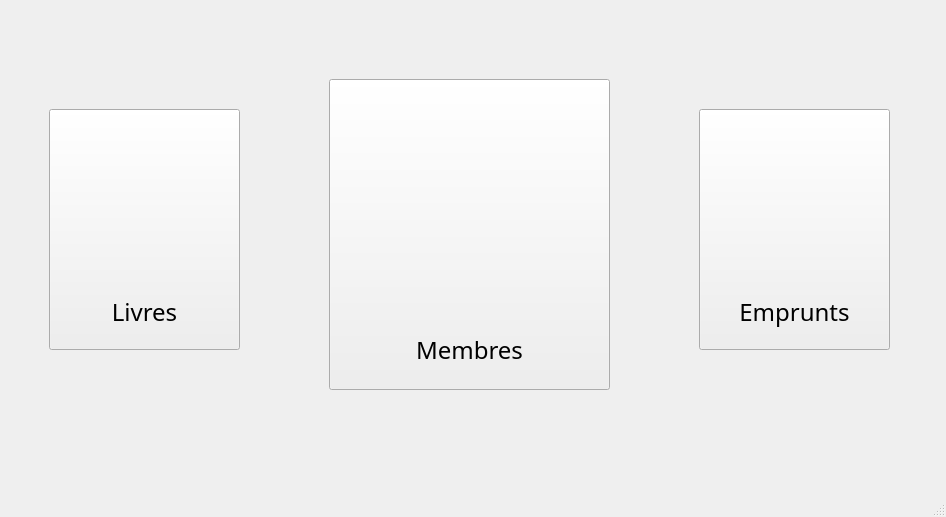
Old version of the form ui/mainwindow.ui in the repository Hajaniaina07/BiblioTECH.
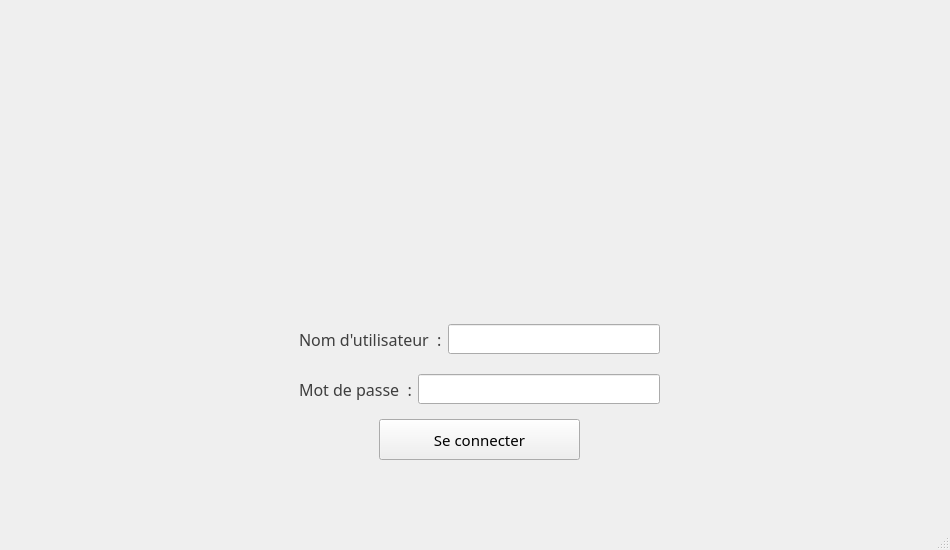
New version of the form. Icons and pictures are not drawn.

```diff
--- a/ui/mainwindow.ui
+++ b/ui/mainwindow.ui
@@ -6,10 +6,22 @@
    <rect>
     <x>0</x>
     <y>0</y>
-    <width>946</width>
-    <height>517</height>
+    <width>950</width>
+    <height>550</height>
    </rect>
   </property>
+  <property name="minimumSize">
+   <size>
+    <width>950</width>
+    <height>550</height>
+   </size>
+  </property>
+  <property name="maximumSize">
+   <size>
+    <width>950</width>
+    <height>550</height>
+   </size>
+  </property>
   <property name="font">
    <font>
     <family>Segoe Script</family>
@@ -30,6 +42,136 @@
    <layout class="QGridLayout" name="gridLayout">
     <item row="0" column="0">
      <widget class="QStackedWidget" name="principal">
+      <widget class="QWidget" name="login">
+       <widget class="QWidget" name="layoutWidget">
+        <property name="geometry">
+         <rect>
+          <x>290</x>
+          <y>310</y>
+          <width>361</width>
+          <height>41</height>
+         </rect>
+        </property>
+        <layout class="QHBoxLayout" name="horizontalLayout_2">
+         <item>
+          <widget class="QLabel" name="label_2">
+           <property name="font">
+            <font>
+             <family>Segoe Script</family>
+             <pointsize>12</pointsize>
+            </font>
+           </property>
+           <property name="styleSheet">
+            <string notr="true">color: rgb(62, 62, 62);</string>
+           </property>
+           <property name="text">
+            <string>Nom d'utilisateur  :</string>
+           </property>
+          </widget>
+         </item>
+         <item>
+          <widget class="QLineEdit" name="loginEdit">
+           <property name="styleSheet">
+            <string notr="true">font: 11pt &quot;Segoe UI&quot;;</string>
+           </property>
+          </widget>
+         </item>
+        </layout>
+       </widget>
+       <widget class="QWidget" name="layoutWidget_2">
+        <property name="geometry">
+         <rect>
+          <x>290</x>
+          <y>360</y>
+          <width>361</width>
+          <height>41</height>
+         </rect>
+        </property>
+        <layout class="QHBoxLayout" name="horizontalLayout_3">
+         <item>
+          <widget class="QLabel" name="label_3">
+           <property name="font">
+            <font>
+             <family>Segoe Script</family>
+             <pointsize>12</pointsize>
+            </font>
+           </property>
+           <property name="styleSheet">
+            <string notr="true">color: rgb(62, 62, 62);</string>
+           </property>
+           <property name="text">
+            <string>Mot de passe  :</string>
+           </property>
+          </widget>
+         </item>
+         <item>
+          <widget class="QLineEdit" name="mdpEdit"/>
+         </item>
+        </layout>
+       </widget>
+       <widget class="QPushButton" name="pushButton">
+        <property name="geometry">
+         <rect>
+          <x>370</x>
+          <y>410</y>
+          <width>201</width>
+          <height>41</height>
+         </rect>
+        </property>
+        <property name="styleSheet">
+         <string notr="true">font: 12pt &quot;Segoe UI&quot;;</string>
+        </property>
+        <property name="text">
+         <string>Se connecter</string>
+        </property>
+       </widget>
+       <widget class="QLabel" name="logo">
+        <property name="geometry">
+         <rect>
+          <x>210</x>
+          <y>80</y>
+          <width>521</width>
+          <height>201</height>
+         </rect>
+        </property>
+        <property name="styleSheet">
+         <string notr="true">image: url(:/res/img/logo1.png);</string>
+        </property>
+        <property name="text">
+         <string/>
+        </property>
+       </widget>
+       <widget class="QWidget" name="widget" native="true">
+        <property name="geometry">
+         <rect>
+          <x>0</x>
+          <y>-1</y>
+          <width>931</width>
+          <height>550</height>
+         </rect>
+        </property>
+        <property name="minimumSize">
+         <size>
+          <width>0</width>
+          <height>550</height>
+         </size>
+        </property>
+        <property name="maximumSize">
+         <size>
+          <width>16777215</width>
+          <height>550</height>
+         </size>
+        </property>
+        <property name="styleSheet">
+         <string notr="true">background-image: url(:/res/img/background.png);</string>
+        </property>
+       </widget>
+       <zorder>widget</zorder>
+       <zorder>layoutWidget</zorder>
+       <zorder>layoutWidget_2</zorder>
+       <zorder>pushButton</zorder>
+       <zorder>logo</zorder>
+      </widget>
       <widget class="QWidget" name="accueil">
        <widget class="QPushButton" name="livre_btn">
         <property name="geometry">
```
Left out of the diff: 4 changed lines with no effect on the pictures.
